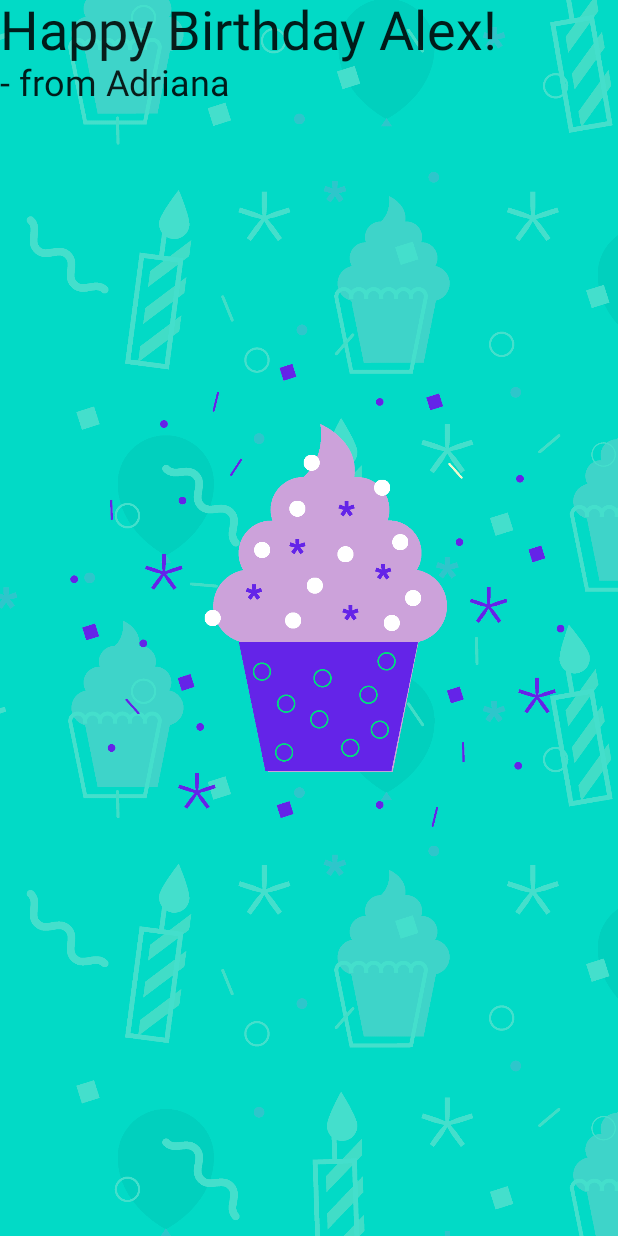
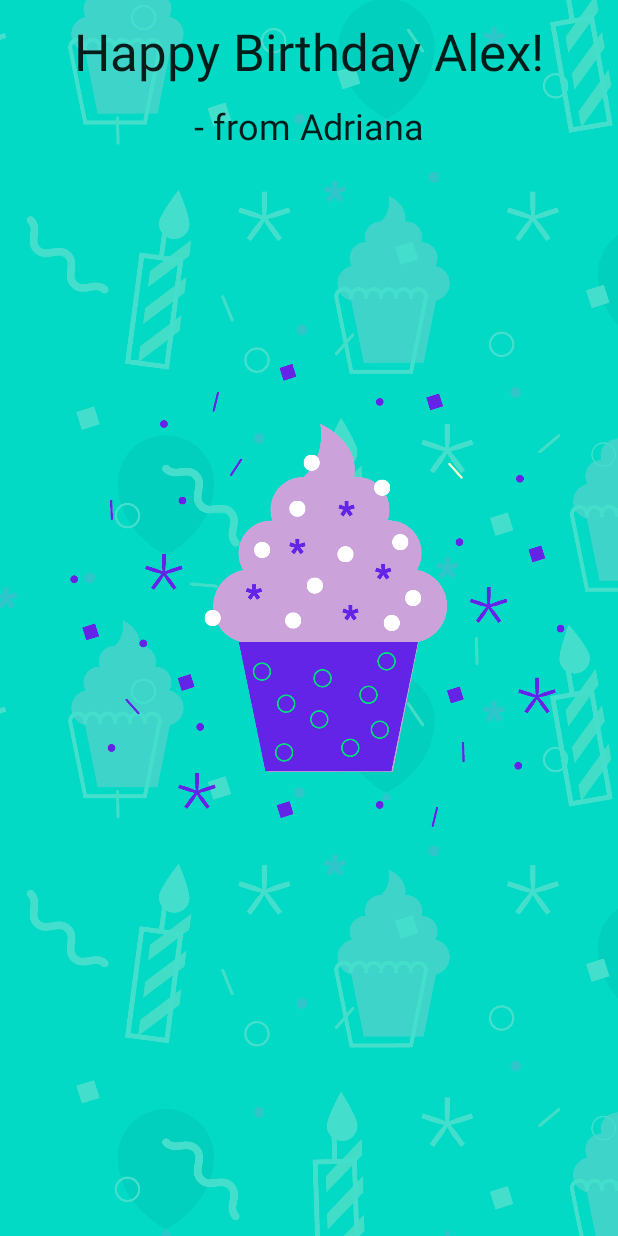
Before and after one commit to AdrianaRoza/Happy_Birthday, an Android app built with Jetpack Compose: the screen it shows after launch (MainActivity), on a phone screen of 412 x 824 dp. Run offline under Robolectric (Android 15) with nearby library versions, the phone set to English and light mode, and no system bars.

Commit message:
feat: align_and_arrange_text

```diff
--- a/app/src/main/java/com/example/happybirthday/MainActivity.kt
+++ b/app/src/main/java/com/example/happybirthday/MainActivity.kt
@@ -4,17 +4,17 @@ import android.os.Bundle
 import androidx.activity.ComponentActivity
 import androidx.activity.compose.setContent
 import androidx.compose.foundation.Image
-import androidx.compose.foundation.layout.Box
-import androidx.compose.foundation.layout.Column
-import androidx.compose.foundation.layout.fillMaxSize
+import androidx.compose.foundation.layout.*
 import androidx.compose.material.MaterialTheme
 import androidx.compose.material.Surface
 import androidx.compose.material.Text
 import androidx.compose.runtime.Composable
+import androidx.compose.ui.Alignment
 import androidx.compose.ui.Modifier
 import androidx.compose.ui.layout.ContentScale
 import androidx.compose.ui.res.painterResource
 import androidx.compose.ui.tooling.preview.Preview
+import androidx.compose.ui.unit.dp
 import androidx.compose.ui.unit.sp
 import com.example.happybirthday.ui.theme.HappyBirthdayTheme
 
@@ -31,29 +31,33 @@ class MainActivity : ComponentActivity() {
         }
     }
 }
+
 @Composable
 fun BirthdayGreetingWithText(message: String, from: String, modifier: Modifier = Modifier) {
-    Column (modifier = modifier) {
+    Column(
+        modifier = modifier.fillMaxSize(),
+        verticalArrangement = Arrangement.Top,
+        horizontalAlignment = Alignment.CenterHorizontally
+    ) {
+
         Text(
             text = message,
-            fontSize = 36.sp
+            fontSize = 34.sp,
+            modifier = Modifier
+                .padding(top = 16.dp)
         )
-
         Text(
             text = from,
-            fontSize = 24.sp
+            fontSize = 24.sp,
+            modifier = Modifier
+                .padding(top = 16.dp)
         )
     }
 }
 @Composable
 fun BirthdayGreetingWithImage(message: String, from: String, modifier: Modifier = Modifier) {
     val image = painterResource(R.drawable.androidparty)
-
     Box {
-        Image(
-            painter = image,
-            contentDescription = null
-        )
         Image(
             painter = image,
             contentDescription = null,
@@ -62,8 +66,10 @@ fun BirthdayGreetingWithImage(message: String, from: String, modifier: Modifier
         BirthdayGreetingWithText(message = message, from = from)
     }
 }
-@Preview(showBackground = false)
+
+@Preview(showBackground = true)
 @Composable
+
 fun BirthdayCardPreview() {
     HappyBirthdayTheme {
         BirthdayGreetingWithImage("Happy Birthday Alex!", "- from Adriana")
```
Also changed, not shown: app/src/main/res/drawable/androidparty.png (renamed from app/src/main/res/drawable-nodpi/androidparty.png).
